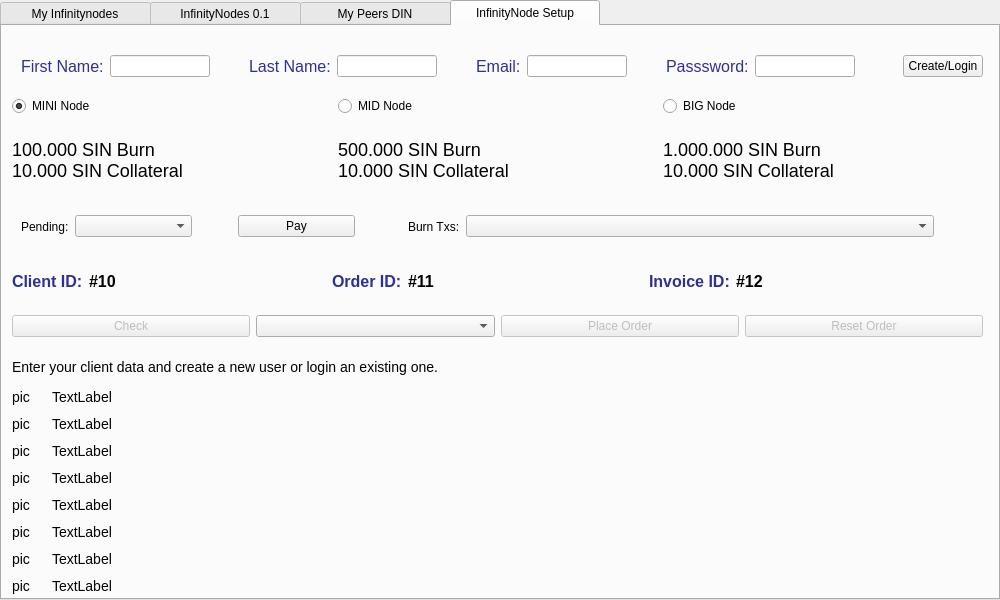
Before: the Qt Designer form src/qt/forms/masternodelist.ui in hardwarewise/SIN-core, drawn with Qt 5.
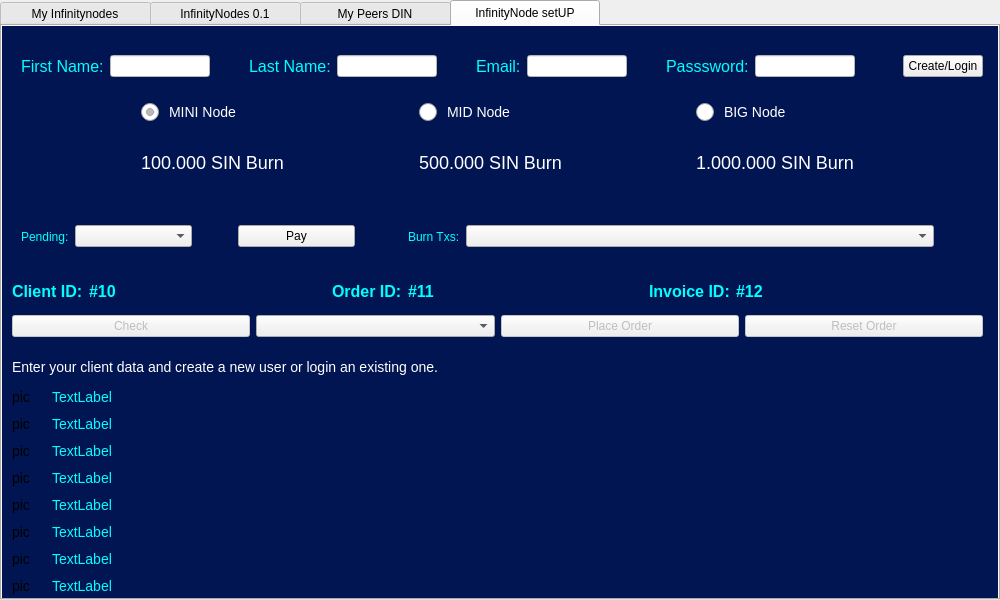
After: the same form once the commit is applied. Icons and pictures are not drawn.

Commit message: Visual fixes in Infinitynode setUP tab.

Patch:
```diff
--- a/src/qt/forms/masternodelist.ui
+++ b/src/qt/forms/masternodelist.ui
@@ -44,6 +44,12 @@
      </property>
      <item>
       <widget class="QTabWidget" name="tabWidget">
+       <property name="minimumSize">
+        <size>
+         <width>1000</width>
+         <height>600</height>
+        </size>
+       </property>
        <property name="currentIndex">
         <number>3</number>
        </property>
@@ -437,8 +443,48 @@
         </layout>
        </widget>
        <widget class="QWidget" name="tabNodeSetup">
+        <property name="styleSheet">
+         <string notr="true">QWidget#tabNodeSetup {
+background-color : #011552;
+background-image: url(':/images/setuplogo');
+background-position : right bottom;
+background-repeat:none;
+/*border : 3px solid #01FFFF;*/
+}
+
+
+QRadioButton:checked {
+    color: #FFFFFF;
+    font-size:18px;
+}
+
+QRadioButton:unchecked {
+    color: #FFFFFF;
+    font-size:18px;
+}
+
+QRadioButton {
+    color: #bababa;
+    font-size:14px;
+    spacing:10px;
+}
+
+QRadioButton::indicator {
+    width:                  18px;
+    height:                 18px;
+}
+
+QRadioButton::indicator:checked {
+	image: url(':/images/radio_checked1');
+}
+
+QRadioButton::indicator:unchecked {
+   image: url(':/images/radio_unchecked1');
+}
+</string>
+        </property>
         <attribute name="title">
-         <string>InfinityNode Setup</string>
+         <string>InfinityNode setUP</string>
         </attribute>
         <widget class="QWidget" name="gridLayoutWidget">
          <property name="geometry">
@@ -446,26 +492,14 @@
            <x>10</x>
            <y>70</y>
            <width>971</width>
-           <height>101</height>
+           <height>94</height>
           </rect>
          </property>
          <layout class="QGridLayout" name="nodeSelect">
           <property name="sizeConstraint">
            <enum>QLayout::SetDefaultConstraint</enum>
           </property>
-          <item row="1" column="0">
-           <widget class="QLabel" name="labelLILDesc">
-            <property name="styleSheet">
-             <string notr="true">font-size:18px;
-color:#000000;</string>
-            </property>
-            <property name="text">
-             <string>100.000 SIN Burn
-10.000 SIN Collateral</string>
-            </property>
-           </widget>
-          </item>
-          <item row="0" column="1">
+          <item row="0" column="5" colspan="2">
            <widget class="QRadioButton" name="radioMIDNode">
             <property name="text">
              <string>MID Node</string>
@@ -475,20 +509,210 @@
             </attribute>
            </widget>
           </item>
-          <item row="1" column="1">
+          <item row="1" column="9" colspan="3">
+           <widget class="QLabel" name="labelBIGDesc">
+            <property name="styleSheet">
+             <string notr="true">font-size:18px;
+color:#ffffff;</string>
+            </property>
+            <property name="text">
+             <string>1.000.000 SIN Burn</string>
+            </property>
+           </widget>
+          </item>
+          <item row="0" column="11">
+           <widget class="QFrame" name="frame_3">
+            <property name="sizePolicy">
+             <sizepolicy hsizetype="Fixed" vsizetype="Fixed">
+              <horstretch>0</horstretch>
+              <verstretch>0</verstretch>
+             </sizepolicy>
+            </property>
+            <property name="minimumSize">
+             <size>
+              <width>32</width>
+              <height>32</height>
+             </size>
+            </property>
+            <property name="maximumSize">
+             <size>
+              <width>32</width>
+              <height>32</height>
+             </size>
+            </property>
+            <property name="styleSheet">
+             <string notr="true">background-image: url(':/icons/biglogo');
+background-repeat:none;
+background-position: center;
+background-size: 32px 32px;</string>
+            </property>
+            <property name="frameShape">
+             <enum>QFrame::NoFrame</enum>
+            </property>
+            <property name="frameShadow">
+             <enum>QFrame::Raised</enum>
+            </property>
+           </widget>
+          </item>
+          <item row="0" column="12">
+           <spacer name="horizontalSpacer_50">
+            <property name="orientation">
+             <enum>Qt::Horizontal</enum>
+            </property>
+            <property name="sizeHint" stdset="0">
+             <size>
+              <width>40</width>
+              <height>20</height>
+             </size>
+            </property>
+           </spacer>
+          </item>
+          <item row="0" column="7">
+           <widget class="QFrame" name="frame_2">
+            <property name="sizePolicy">
+             <sizepolicy hsizetype="Fixed" vsizetype="Fixed">
+              <horstretch>0</horstretch>
+              <verstretch>0</verstretch>
+             </sizepolicy>
+            </property>
+            <property name="minimumSize">
+             <size>
+              <width>32</width>
+              <height>32</height>
+             </size>
+            </property>
+            <property name="maximumSize">
+             <size>
+              <width>32</width>
+              <height>32</height>
+             </size>
+            </property>
+            <property name="styleSheet">
+             <string notr="true">background-image: url(':/icons/midlogo');
+background-repeat:none;
+background-position: center;
+background-size: 32px 32px;</string>
+            </property>
+            <property name="frameShape">
+             <enum>QFrame::NoFrame</enum>
+            </property>
+            <property name="frameShadow">
+             <enum>QFrame::Raised</enum>
+            </property>
+           </widget>
+          </item>
+          <item row="0" column="4">
+           <spacer name="horizontalSpacer_48">
+            <property name="orientation">
+             <enum>Qt::Horizontal</enum>
+            </property>
+            <property name="sizeHint" stdset="0">
+             <size>
+              <width>40</width>
+              <height>20</height>
+             </size>
+            </property>
+           </spacer>
+          </item>
+          <item row="0" column="3">
+           <widget class="QFrame" name="frame">
+            <property name="sizePolicy">
+             <sizepolicy hsizetype="Fixed" vsizetype="Fixed">
+              <horstretch>0</horstretch>
+              <verstretch>0</verstretch>
+             </sizepolicy>
+            </property>
+            <property name="minimumSize">
+             <size>
+              <width>32</width>
+              <height>32</height>
+             </size>
+            </property>
+            <property name="maximumSize">
+             <size>
+              <width>32</width>
+              <height>32</height>
+             </size>
+            </property>
+            <property name="layoutDirection">
+             <enum>Qt::RightToLeft</enum>
+            </property>
+            <property name="styleSheet">
+             <string notr="true">background-image: url(':/icons/minilogo');
+background-repeat:none;
+background-position: center;
+background-size: 32px 32px;</string>
+            </property>
+            <property name="frameShape">
+             <enum>QFrame::NoFrame</enum>
+            </property>
+            <property name="frameShadow">
+             <enum>QFrame::Raised</enum>
+            </property>
+            <property name="lineWidth">
+             <number>0</number>
+            </property>
+           </widget>
+          </item>
+          <item row="1" column="5" colspan="3">
            <widget class="QLabel" name="labelMIDDesc">
             <property name="styleSheet">
              <string notr="true">font-size:18px;
-color:#000000;</string>
+color:#ffffff;</string>
             </property>
             <property name="text">
-             <string>500.000 SIN Burn
-10.000 SIN Collateral</string>
+             <string>500.000 SIN Burn</string>
+            </property>
+           </widget>
+          </item>
+          <item row="0" column="8">
+           <spacer name="horizontalSpacer_49">
+            <property name="orientation">
+             <enum>Qt::Horizontal</enum>
+            </property>
+            <property name="sizeHint" stdset="0">
+             <size>
+              <width>40</width>
+              <height>20</height>
+             </size>
+            </property>
+           </spacer>
+          </item>
+          <item row="1" column="1" colspan="3">
+           <widget class="QLabel" name="labelLILDesc">
+            <property name="styleSheet">
+             <string notr="true">font-size:18px;
+color:#ffffff;</string>
+            </property>
+            <property name="text">
+             <string>100.000 SIN Burn</string>
             </property>
            </widget>
           </item>
           <item row="0" column="0">
+           <spacer name="horizontalSpacer_51">
+            <property name="orientation">
+             <enum>Qt::Horizontal</enum>
+            </property>
+            <property name="sizeHint" stdset="0">
+             <size>
+              <width>40</width>
+              <height>20</height>
+             </size>
+            </property>
+           </spacer>
+          </item>
+          <item row="0" column="1" colspan="2">
            <widget class="QRadioButton" name="radioLILNode">
+            <property name="sizePolicy">
+             <sizepolicy hsizetype="Minimum" vsizetype="Fixed">
+              <horstretch>0</horstretch>
+              <verstretch>0</verstretch>
+             </sizepolicy>
+            </property>
+            <property name="styleSheet">
+             <string notr="true"/>
+            </property>
             <property name="text">
              <string>MINI Node</string>
             </property>
@@ -500,7 +724,7 @@
             </attribute>
            </widget>
           </item>
-          <item row="0" column="2">
+          <item row="0" column="9" colspan="2">
            <widget class="QRadioButton" name="radioBIGNode">
             <property name="text">
              <string>BIG Node</string>
@@ -510,18 +734,6 @@
             </attribute>
            </widget>
           </item>
-          <item row="1" column="2">
-           <widget class="QLabel" name="labelBIGDesc">
-            <property name="styleSheet">
-             <string notr="true">font-size:18px;
-color:#000000;</string>
-            </property>
-            <property name="text">
-             <string>1.000.000 SIN Burn
-10.000 SIN Collateral</string>
-            </property>
-           </widget>
-          </item>
          </layout>
         </widget>
         <widget class="QWidget" name="verticalLayoutWidget_2">
@@ -537,7 +749,8 @@
           <item>
            <widget class="QLabel" name="labelTxt_1">
             <property name="styleSheet">
-             <string notr="true">font-size:14px;</string>
+             <string notr="true">font-size:14px;
+color: #01FFFF;</string>
             </property>
             <property name="text">
              <string>TextLabel</string>
@@ -547,7 +760,8 @@
           <item>
            <widget class="QLabel" name="labelTxt_2">
             <property name="styleSheet">
-             <string notr="true">font-size:14px;</string>
+             <string notr="true">font-size:14px;
+color: #01FFFF;</string>
             </property>
             <property name="text">
              <string>TextLabel</string>
@@ -557,7 +771,8 @@
           <item>
            <widget class="QLabel" name="labelTxt_3">
             <property name="styleSheet">
-             <string notr="true">font-size:14px;</string>
+             <string notr="true">font-size:14px;
+color: #01FFFF;</string>
             </property>
             <property name="text">
              <string>TextLabel</string>
@@ -567,7 +782,8 @@
           <item>
            <widget class="QLabel" name="labelTxt_4">
             <property name="styleSheet">
-             <string notr="true">font-size:14px;</string>
+             <string notr="true">font-size:14px;
+color: #01FFFF;</string>
             </property>
             <property name="text">
              <string>TextLabel</string>
@@ -577,7 +793,8 @@
           <item>
            <widget class="QLabel" name="labelTxt_5">
             <property name="styleSheet">
-             <string notr="true">font-size:14px;</string>
+             <string notr="true">font-size:14px;
+color: #01FFFF;</string>
             </property>
             <property name="text">
              <string>TextLabel</string>
@@ -587,7 +804,8 @@
           <item>
            <widget class="QLabel" name="labelTxt_6">
             <property name="styleSheet">
-             <string notr="true">font-size:14px;</string>
+             <string notr="true">font-size:14px;
+color: #01FFFF;</string>
             </property>
             <property name="text">
              <string>TextLabel</string>
@@ -597,7 +815,8 @@
           <item>
            <widget class="QLabel" name="labelTxt_7">
             <property name="styleSheet">
-             <string notr="true">font-size:14px;</string>
+             <string notr="true">font-size:14px;
+color: #01FFFF;</string>
             </property>
             <property name="text">
              <string>TextLabel</string>
@@ -607,7 +826,8 @@
           <item>
            <widget class="QLabel" name="labelTxt_8">
             <property name="styleSheet">
-             <string notr="true">font-size:14px;</string>
+             <string notr="true">font-size:14px;
+color: #01FFFF;</string>
             </property>
             <property name="text">
              <string>TextLabel</string>
@@ -772,7 +992,8 @@
              </size>
             </property>
             <property name="styleSheet">
-             <string notr="true">font-size:14px;</string>
+             <string notr="true">font-size:14px;
+color: #ffffff;</string>
             </property>
             <property name="text">
              <string>Enter your client data and create a new user or login an existing one.</string>
@@ -805,7 +1026,11 @@
                </property>
                <property name="styleSheet">
                 <string notr="true">font-size:16px;
-color: #2E3191;</string>
+color: #01FFFF;
+
+
+
+</string>
                </property>
                <property name="text">
                 <string>First Name:</string>
@@ -813,7 +1038,11 @@
               </widget>
              </item>
              <item>
-              <widget class="QLineEdit" name="txtFirstName"/>
+              <widget class="QLineEdit" name="txtFirstName">
+               <property name="styleSheet">
+                <string notr="true">background-color: white;</string>
+               </property>
+              </widget>
              </item>
              <item>
               <spacer name="horizontalSpacer">
@@ -839,7 +1068,9 @@
                </property>
                <property name="styleSheet">
                 <string notr="true">font-size:16px;
-color: #2E3191;</string>
+color: #01FFFF;
+
+</string>
                </property>
                <property name="text">
                 <string>Last Name:</string>
@@ -847,7 +1078,11 @@
               </widget>
              </item>
              <item>
-              <widget class="QLineEdit" name="txtLastName"/>
+              <widget class="QLineEdit" name="txtLastName">
+               <property name="styleSheet">
+                <string notr="true">background-color: white;</string>
+               </property>
+              </widget>
              </item>
              <item>
               <spacer name="horizontalSpacer_2">
@@ -873,7 +1108,9 @@
                </property>
                <property name="styleSheet">
                 <string notr="true">font-size:16px;
-color: #2E3191;</string>
+color: #01FFFF;
+
+</string>
                </property>
                <property name="text">
                 <string>Email:</string>
@@ -881,7 +1118,11 @@
               </widget>
              </item>
              <item>
-              <widget class="QLineEdit" name="txtEmail"/>
+              <widget class="QLineEdit" name="txtEmail">
+               <property name="styleSheet">
+                <string notr="true">background-color: white;</string>
+               </property>
+              </widget>
              </item>
              <item>
               <spacer name="horizontalSpacer_4">
@@ -907,7 +1148,9 @@
                </property>
                <property name="styleSheet">
                 <string notr="true">font-size:16px;
-color: #2E3191;</string>
+color: #01FFFF;
+
+</string>
                </property>
                <property name="text">
                 <string>Passsword:</string>
@@ -916,6 +1159,9 @@
              </item>
              <item>
               <widget class="QLineEdit" name="txtPassword">
+               <property name="styleSheet">
+                <string notr="true">background-color: white;</string>
+               </property>
                <property name="echoMode">
                 <enum>QLineEdit::Password</enum>
                </property>
@@ -966,7 +1212,7 @@
          <property name="geometry">
           <rect>
            <x>10</x>
-           <y>170</y>
+           <y>180</y>
            <width>971</width>
            <height>61</height>
           </rect>
@@ -980,6 +1226,9 @@
              </property>
              <item>
               <widget class="QLabel" name="labelInvoicePending">
+               <property name="styleSheet">
+                <string notr="true">color: #01FFFF;</string>
+               </property>
                <property name="text">
                 <string>Pending:</string>
                </property>
@@ -1023,6 +1272,9 @@
              </item>
              <item>
               <widget class="QLabel" name="labelBurns">
+               <property name="styleSheet">
+                <string notr="true">color: #01FFFF;</string>
+               </property>
                <property name="text">
                 <string>Burn Txs:</string>
                </property>
@@ -1053,7 +1305,7 @@
          <property name="geometry">
           <rect>
            <x>10</x>
-           <y>240</y>
+           <y>250</y>
            <width>961</width>
            <height>31</height>
           </rect>
@@ -1070,7 +1322,7 @@
             </property>
             <property name="styleSheet">
              <string notr="true">font-size:16px;
-color: #2E3191;</string>
+color: #01FFFF;</string>
             </property>
             <property name="text">
              <string>Client ID:</string>
@@ -1088,7 +1340,7 @@
             </property>
             <property name="styleSheet">
              <string notr="true">font-size:16px;
-</string>
+color: #01FFFF;</string>
             </property>
             <property name="text">
              <string>#10</string>
@@ -1119,7 +1371,7 @@
             </property>
             <property name="styleSheet">
              <string notr="true">font-size:16px;
-color: #2E3191;</string>
+color: #01FFFF;</string>
             </property>
             <property name="text">
              <string>Order ID:</string>
@@ -1137,7 +1389,7 @@
             </property>
             <property name="styleSheet">
              <string notr="true">font-size:16px;
-</string>
+color: #01FFFF;</string>
             </property>
             <property name="text">
              <string>#11</string>
@@ -1168,7 +1420,7 @@
             </property>
             <property name="styleSheet">
              <string notr="true">font-size:16px;
-color: #2E3191;</string>
+color: #01FFFF;</string>
             </property>
             <property name="text">
              <string>Invoice ID:</string>
@@ -1186,7 +1438,7 @@
             </property>
             <property name="styleSheet">
              <string notr="true">font-size:16px;
-</string>
+color: #01FFFF;</string>
             </property>
             <property name="text">
              <string>#12</string>
```
Left out of the diff: 5 changed lines with no effect on the pictures. The commit also changes 7 other files.
